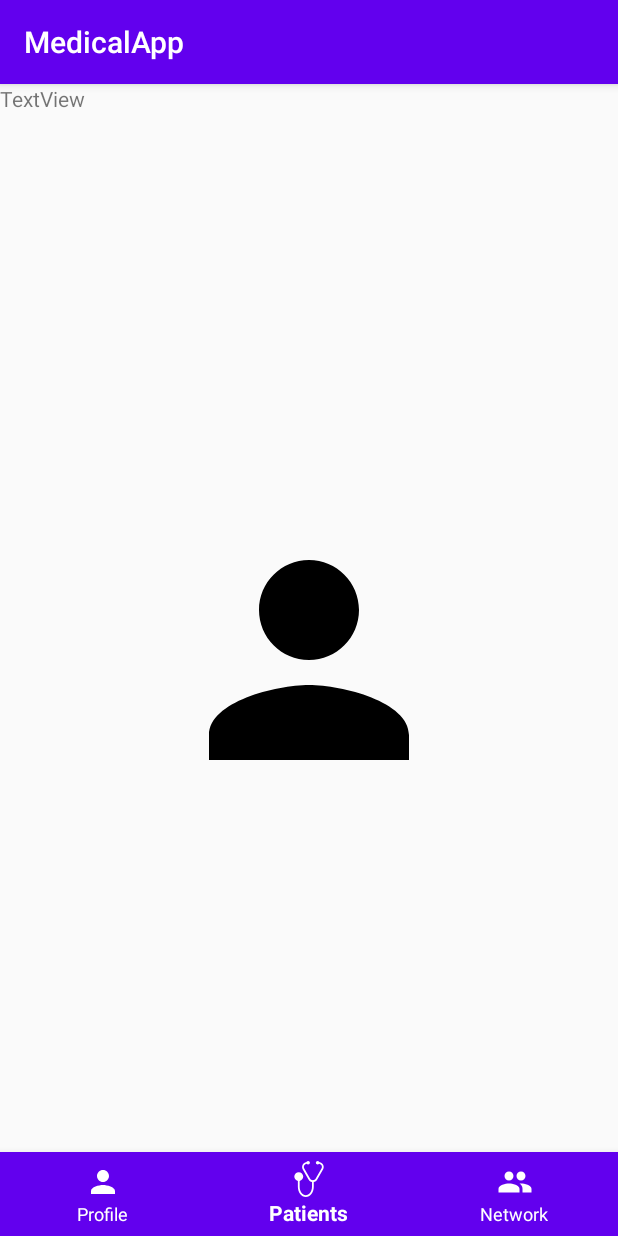
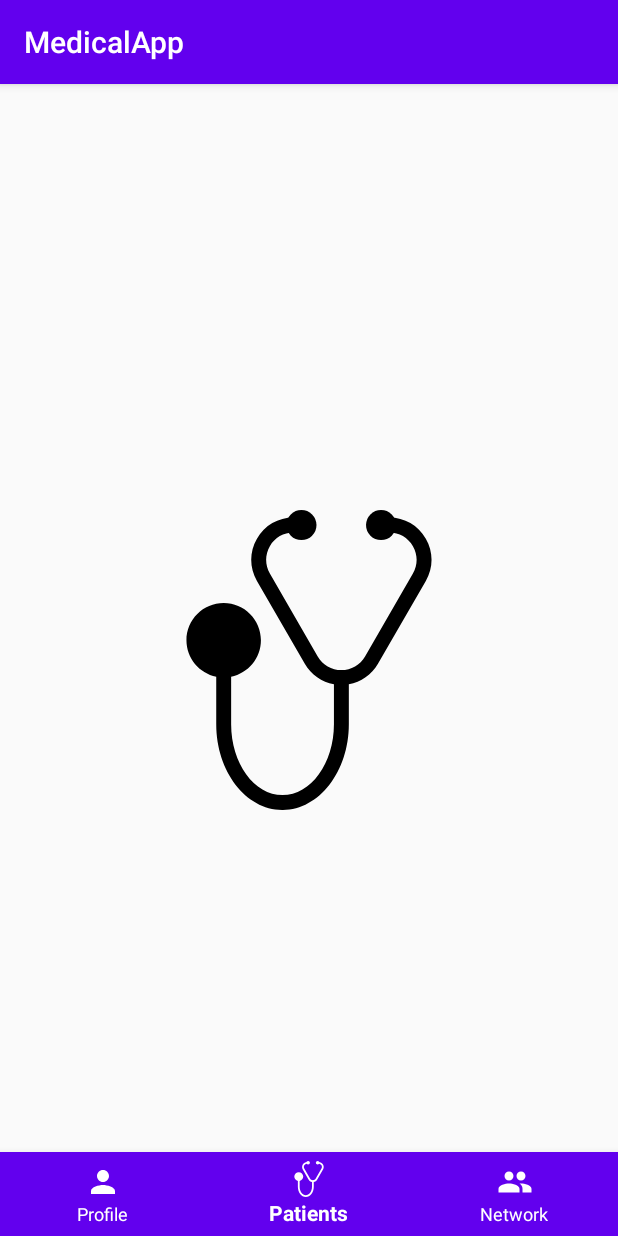
Before and after one commit to vaguduguntla/MedicalApp, an Android app: the fragment MyNetworkFragment placed in its activity, item 2 of the bottom bar chosen, on a phone screen of 412 x 824 dp. Run offline under Robolectric (Android 15) with nearby library versions, the phone set to English and light mode, and no system bars.

```diff
--- a/app/src/main/java/com/example/medicalapp/MainActivity.kt
+++ b/app/src/main/java/com/example/medicalapp/MainActivity.kt
@@ -3,8 +3,10 @@ package com.example.medicalapp
 
 
 import android.os.Bundle
+import android.util.Log
 import android.view.MenuItem
 import androidx.appcompat.app.AppCompatActivity
+import androidx.core.view.isNotEmpty
 import androidx.fragment.app.Fragment
 import androidx.fragment.app.FragmentTransaction
 import com.example.medicalapp.fragments.MyNetworkFragment
@@ -14,14 +16,19 @@ import com.google.android.material.bottomnavigation.BottomNavigationView
 
 
 class MainActivity : AppCompatActivity() {
-    var bottomNavigation: BottomNavigationView? = null
+    lateinit var bottomNavigation: BottomNavigationView
     override fun onCreate(savedInstanceState: Bundle?) {
         super.onCreate(savedInstanceState)
         setContentView(R.layout.activity_main)
-        bottomNavigation = findViewById(R.id.bottom_navigation);
+        bottomNavigation = findViewById(R.id.bottom_navigation)
+        bottomNavigation.setOnNavigationItemSelectedListener(navigationItemSelectedListener)
+        openFragment(MyProfileFragment.newInstance("", ""))
+
+
     }
 
     fun openFragment(fragment: Fragment) {
+        Log.d("GOT HERE", "HI")
         val transaction: FragmentTransaction = supportFragmentManager.beginTransaction()
         transaction.replace(R.id.container, fragment)
         transaction.addToBackStack(null)
@@ -31,17 +38,21 @@ class MainActivity : AppCompatActivity() {
     var navigationItemSelectedListener: BottomNavigationView.OnNavigationItemSelectedListener =
         object : BottomNavigationView.OnNavigationItemSelectedListener {
             override fun onNavigationItemSelected(item: MenuItem): Boolean {
+                Log.d("GOT HERE", "HI")
                 when (item.getItemId()) {
                     R.id.fragment_my_profile -> {
                         openFragment(MyProfileFragment.newInstance("", ""))
+
                         return true
                     }
                     R.id.fragment_my_patients -> {
                         openFragment(MyPatientsFragment.newInstance("", ""))
+
                         return true
                     }
                     R.id.fragment_my_network -> {
                         openFragment(MyNetworkFragment.newInstance("", ""))
+
                         return true
                     }
                 }
--- a/app/src/main/java/com/example/medicalapp/fragments/MyNetworkFragment.java
+++ b/app/src/main/java/com/example/medicalapp/fragments/MyNetworkFragment.java
@@ -59,6 +59,6 @@ public class MyNetworkFragment extends Fragment {
   public View onCreateView(LayoutInflater inflater, ViewGroup container,
       Bundle savedInstanceState) {
     // Inflate the layout for this fragment
-    return inflater.inflate(R.layout.fragment_my_profile, container, false);
+    return inflater.inflate(R.layout.fragment_my_network, container, false);
   }
 }
--- a/app/src/main/res/layout/fragment_my_profile.xml
+++ b/app/src/main/res/layout/fragment_my_profile.xml
@@ -6,12 +6,6 @@
     tools:context=".fragments.MyProfileFragment"
     >
 
-
-  <TextView
-      android:id="@+id/Vaasu"
-      android:layout_width="wrap_content"
-      android:layout_height="wrap_content"
-      android:text="TextView" />
 
   <ImageView
       android:id="@+id/imageView"
```
